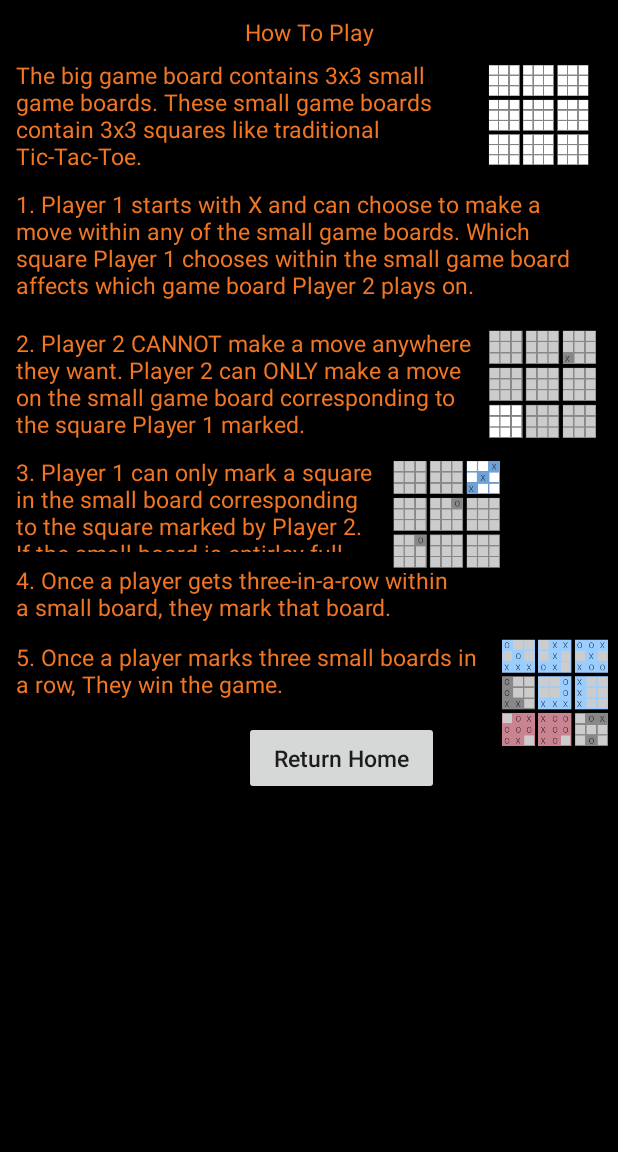
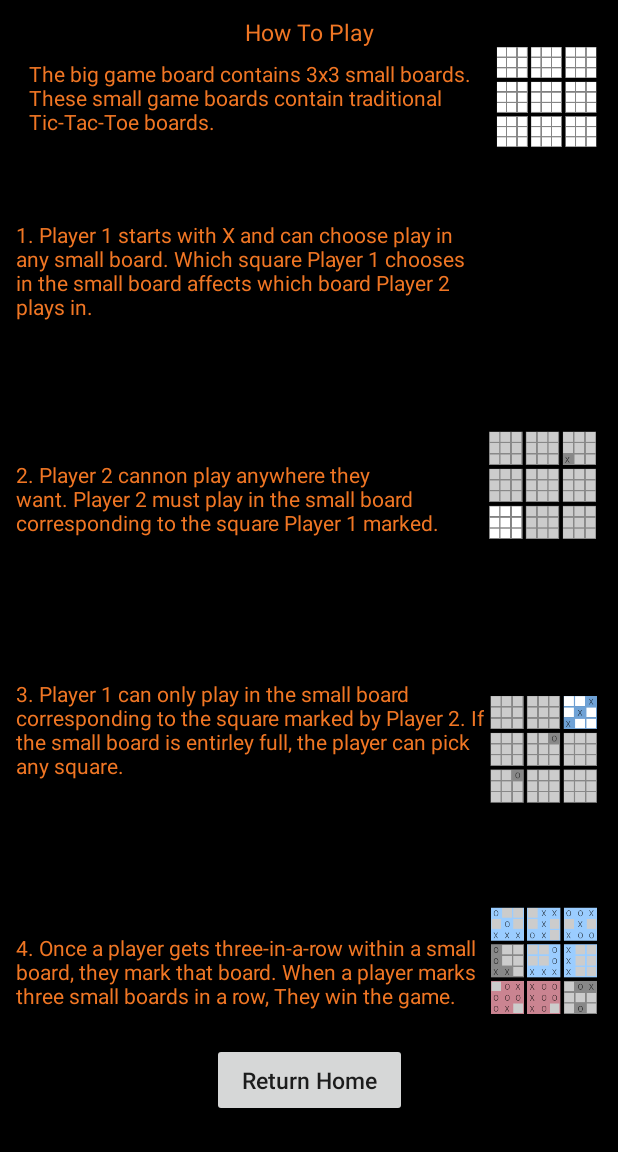
Before and after one commit to djmorel/UltimateTicTacToe, an Android app: the How2PlayActivity screen opened directly, with no data from a screen before it, on a phone screen of 412 x 824 dp, the part 84-1236 px from its top. Run offline under Robolectric (Android 15) with nearby library versions, the phone set to English and light mode, and no system bars; our stand-ins replace sdp/ssp sizes.

Commit message:
Version 3.5

```diff
--- a/app/src/main/res/layout/activity_how2_play.xml
+++ b/app/src/main/res/layout/activity_how2_play.xml
@@ -32,40 +32,37 @@
         android:layout_height="@dimen/_60sdp"
         android:layout_marginStart="@dimen/_8sdp"
         android:layout_marginLeft="@dimen/_8sdp"
-        android:layout_marginTop="8dp"
+        android:layout_marginTop="@dimen/_8sdp"
         android:layout_marginEnd="@dimen/_65sdp"
         android:layout_marginRight="@dimen/_8sdp"
-        android:layout_marginBottom="464dp"
-        android:text="The big game board contains 3x3 small game boards. These small game boards contain 3x3 squares like traditional Tic-Tac-Toe."
+        android:layout_marginBottom="@dimen/_8sdp"
+        android:text="The big game board contains 3x3 small boards. These small game boards contain traditional Tic-Tac-Toe boards."
         android:textColor="@color/colorPrimary"
-        android:textSize="@dimen/_12ssp"
+        app:layout_constraintBottom_toBottomOf="parent"
+        app:layout_constraintEnd_toEndOf="parent"
+        app:layout_constraintStart_toStartOf="parent"
+        app:layout_constraintTop_toTopOf="parent"
+        app:layout_constraintVertical_bias="0.043" />
+
+    <TextView
+        android:id="@+id/infoTextView3"
+        android:layout_width="@dimen/_240sdp"
+        android:layout_height="@dimen/_65sdp"
+        android:layout_below="@+id/infoTextView2"
+        android:layout_marginStart="@dimen/_8sdp"
+        android:layout_marginLeft="@dimen/_8sdp"
+        android:layout_marginTop="@dimen/_8sdp"
+        android:layout_marginEnd="@dimen/_8sdp"
+        android:layout_marginRight="@dimen/_8sdp"
+        android:layout_marginBottom="@dimen/_8sdp"
+        android:text="1. Player 1 starts with X and can choose play in any small board. Which square Player 1 chooses in the small board affects which board Player 2 plays in."
+        android:textColor="@color/colorPrimary"
         app:layout_constraintBottom_toBottomOf="parent"
         app:layout_constraintEnd_toEndOf="parent"
         app:layout_constraintHorizontal_bias="0.0"
         app:layout_constraintStart_toStartOf="parent"
-        app:layout_constraintTop_toBottomOf="@+id/infoTextView1"
-        app:layout_constraintVertical_bias="0.0" />
-
-    <TextView
-        android:id="@+id/infoTextView3"
-        android:layout_width="@dimen/_300sdp"
-        android:layout_height="@dimen/_65sdp"
-        android:layout_below="@+id/infoTextView2"
-        android:layout_marginStart="@dimen/_8sdp"
-        android:layout_marginLeft="@dimen/_8sdp"
-        android:layout_marginTop="8dp"
-        android:layout_marginEnd="@dimen/_8sdp"
-        android:layout_marginRight="@dimen/_8sdp"
-        android:layout_marginBottom="8dp"
-        android:text="1. Player 1 starts with X and can choose to make a move within any of the small game boards. Which square Player 1 chooses within the small game board affects which game board Player 2 plays on."
-        android:textColor="@color/colorPrimary"
-        android:textSize="@dimen/_12ssp"
-        app:layout_constraintBottom_toBottomOf="parent"
-        app:layout_constraintEnd_toEndOf="parent"
-        app:layout_constraintHorizontal_bias="0.0"
-        app:layout_constraintStart_toStartOf="parent"
-        app:layout_constraintTop_toBottomOf="@+id/infoTextView2"
-        app:layout_constraintVertical_bias="0.0" />
+        app:layout_constraintTop_toTopOf="parent"
+        app:layout_constraintVertical_bias="0.205" />
 
     <TextView
         android:id="@+id/infoTextView4"
@@ -74,83 +71,59 @@
         android:layout_below="@+id/infoTextView2"
         android:layout_marginStart="@dimen/_8sdp"
         android:layout_marginLeft="@dimen/_8sdp"
-        android:layout_marginTop="8dp"
+        android:layout_marginTop="@dimen/_8sdp"
         android:layout_marginEnd="@dimen/_8sdp"
         android:layout_marginRight="@dimen/_8sdp"
         android:layout_marginBottom="@dimen/_65sdp"
-        android:text="2. Player 2 CANNOT make a move anywhere they want. Player 2 can ONLY make a move on the small game board corresponding to the square Player 1 marked.
+        android:text="2. Player 2 cannon play anywhere they want. Player 2 must play in the small board corresponding to the square Player 1 marked.
 "
         android:textColor="@color/colorPrimary"
-        android:textSize="@dimen/_12ssp"
         app:layout_constraintBottom_toBottomOf="parent"
         app:layout_constraintEnd_toEndOf="parent"
         app:layout_constraintHorizontal_bias="0.0"
         app:layout_constraintStart_toStartOf="parent"
-        app:layout_constraintTop_toBottomOf="@+id/infoTextView3"
-        app:layout_constraintVertical_bias="0.0" />
+        app:layout_constraintTop_toTopOf="parent"
+        app:layout_constraintVertical_bias="0.498" />
 
     <TextView
         android:id="@+id/infoTextView5"
-        android:layout_width="240dp"
-        android:layout_height="64dp"
+        android:layout_width="@dimen/_240sdp"
+        android:layout_height="@dimen/_60sdp"
         android:layout_below="@+id/infoTextView2"
         android:layout_marginStart="@dimen/_8sdp"
         android:layout_marginLeft="@dimen/_8sdp"
-        android:layout_marginTop="8dp"
+        android:layout_marginTop="@dimen/_8sdp"
         android:layout_marginEnd="@dimen/_8sdp"
         android:layout_marginRight="@dimen/_8sdp"
-        android:layout_marginBottom="112dp"
-        android:text="3. Player 1 can only mark a square in the small board corresponding to the square marked by Player 2. If the small board is entirley full, the player can pick any square. "
+        android:layout_marginBottom="@dimen/_10sdp"
+        android:text="3. Player 1 can only play in the small board corresponding to the square marked by Player 2. If the small board is entirley full, the player can pick any square. "
         android:textColor="@color/colorPrimary"
-        android:textSize="@dimen/_12ssp"
         app:layout_constraintBottom_toBottomOf="parent"
         app:layout_constraintEnd_toEndOf="parent"
         app:layout_constraintHorizontal_bias="0.0"
         app:layout_constraintStart_toStartOf="parent"
-        app:layout_constraintTop_toBottomOf="@+id/infoTextView4"
-        app:layout_constraintVertical_bias="0.0" />
+        app:layout_constraintTop_toTopOf="parent"
+        app:layout_constraintVertical_bias="0.664" />
 
     <TextView
         android:id="@+id/infoTextView6"
-        android:layout_width="297dp"
-        android:layout_height="39dp"
+        android:layout_width="@dimen/_240sdp"
+        android:layout_height="75dp"
         android:layout_below="@+id/infoTextView2"
         android:layout_marginStart="@dimen/_8sdp"
         android:layout_marginLeft="@dimen/_8sdp"
-        android:layout_marginTop="8dp"
-        android:layout_marginEnd="8dp"
-        android:layout_marginRight="8dp"
-        android:layout_marginBottom="76dp"
-        android:text="4. Once a player gets three-in-a-row within a small board, they mark that board."
+        android:layout_marginTop="@dimen/_8sdp"
+        android:layout_marginEnd="@dimen/_8sdp"
+        android:layout_marginRight="@dimen/_8sdp"
+        android:layout_marginBottom="@dimen/_30sdp"
+        android:text="4. Once a player gets three-in-a-row within a small board, they mark that board. When a player marks three small boards in a row, They win the game."
         android:textColor="@color/colorPrimary"
-        android:textSize="@dimen/_12ssp"
         app:layout_constraintBottom_toBottomOf="parent"
         app:layout_constraintEnd_toEndOf="parent"
         app:layout_constraintHorizontal_bias="0.0"
         app:layout_constraintStart_toStartOf="parent"
-        app:layout_constraintTop_toBottomOf="@+id/infoTextView5"
-        app:layout_constraintVertical_bias="0.0" />
-
-    <TextView
-        android:id="@+id/infoTextView7"
-        android:layout_width="@dimen/_240sdp"
-        android:layout_height="@dimen/_35sdp"
-        android:layout_below="@+id/infoTextView2"
-        android:layout_marginStart="@dimen/_8sdp"
-        android:layout_marginLeft="@dimen/_8sdp"
-        android:layout_marginTop="12dp"
-        android:layout_marginEnd="@dimen/_8sdp"
-        android:layout_marginRight="@dimen/_8sdp"
-        android:layout_marginBottom="8dp"
-        android:text="5. Once a player marks three small boards in a row, They win the game."
-        android:textColor="@color/colorPrimary"
-        android:textSize="@dimen/_12ssp"
-        app:layout_constraintBottom_toBottomOf="parent"
-        app:layout_constraintEnd_toEndOf="parent"
-        app:layout_constraintHorizontal_bias="0.0"
-        app:layout_constraintStart_toStartOf="parent"
-        app:layout_constraintTop_toBottomOf="@+id/infoTextView6"
-        app:layout_constraintVertical_bias="0.0" />
+        app:layout_constraintTop_toTopOf="parent"
+        app:layout_constraintVertical_bias="0.951" />
 
     <Button
         android:id="@+id/homeh2pButton"
@@ -158,7 +131,7 @@
         android:layout_height="@dimen/_38sdp"
         android:layout_marginStart="@dimen/_8sdp"
         android:layout_marginLeft="@dimen/_8sdp"
-        android:layout_marginTop="8dp"
+        android:layout_marginTop="@dimen/_8sdp"
         android:layout_marginEnd="@dimen/_8sdp"
         android:layout_marginRight="@dimen/_8sdp"
         android:layout_marginBottom="@dimen/_8sdp"
@@ -167,10 +140,9 @@
         android:textSize="@dimen/_12ssp"
         app:layout_constraintBottom_toBottomOf="parent"
         app:layout_constraintEnd_toEndOf="parent"
-        app:layout_constraintHorizontal_bias="0.583"
         app:layout_constraintStart_toStartOf="parent"
-        app:layout_constraintTop_toBottomOf="@+id/infoTextView7"
-        app:layout_constraintVertical_bias="0.0" />
+        app:layout_constraintTop_toTopOf="parent"
+        app:layout_constraintVertical_bias="0.982" />
 
     <ImageView
         android:id="@+id/imageView3"
@@ -178,68 +150,70 @@
         android:layout_height="@dimen/_60sdp"
         android:layout_marginStart="8dp"
         android:layout_marginLeft="8dp"
-        android:layout_marginTop="8dp"
+        android:layout_marginTop="@dimen/_21sdp"
         android:layout_marginEnd="8dp"
         android:layout_marginRight="8dp"
         android:layout_marginBottom="8dp"
-        app:layout_constraintBottom_toTopOf="@+id/infoTextView3"
+        app:layout_constraintBottom_toBottomOf="parent"
         app:layout_constraintEnd_toEndOf="parent"
-        app:layout_constraintHorizontal_bias="0.333"
-        app:layout_constraintStart_toEndOf="@+id/infoTextView2"
-        app:layout_constraintTop_toBottomOf="@+id/infoTextView1"
-        app:layout_constraintVertical_bias="1.0"
+        app:layout_constraintHorizontal_bias="1.0"
+        app:layout_constraintStart_toStartOf="parent"
+        app:layout_constraintTop_toTopOf="parent"
+        app:layout_constraintVertical_bias="0.0"
         app:srcCompat="@drawable/ttt1" />
 
     <ImageView
         android:id="@+id/imageView4"
         android:layout_width="@dimen/_60sdp"
         android:layout_height="@dimen/_60sdp"
-        android:layout_marginStart="8dp"
-        android:layout_marginLeft="8dp"
-        android:layout_marginTop="8dp"
+        android:layout_marginStart="@dimen/_16sdp"
+        android:layout_marginLeft="@dimen/_16sdp"
+        android:layout_marginTop="@dimen/_32sdp"
         android:layout_marginEnd="@dimen/_8sdp"
         android:layout_marginRight="@dimen/_8sdp"
         android:layout_marginBottom="@dimen/_8sdp"
         app:layout_constraintBottom_toBottomOf="parent"
         app:layout_constraintEnd_toEndOf="parent"
         app:layout_constraintHorizontal_bias="1.0"
-        app:layout_constraintStart_toEndOf="@+id/infoTextView4"
-        app:layout_constraintTop_toBottomOf="@+id/infoTextView3"
-        app:layout_constraintVertical_bias="0.0"
+        app:layout_constraintStart_toStartOf="parent"
+        app:layout_constraintTop_toTopOf="parent"
+        app:layout_constraintVertical_bias="0.382"
         app:srcCompat="@drawable/ttt2" />
 
     <ImageView
         android:id="@+id/imageView5"
         android:layout_width="@dimen/_60sdp"
         android:layout_height="@dimen/_60sdp"
-        android:layout_marginStart="8dp"
-        android:layout_marginLeft="8dp"
-        android:layout_marginTop="8dp"
-        android:layout_marginBottom="8dp"
+        android:layout_marginStart="@dimen/_8sdp"
+        android:layout_marginLeft="@dimen/_8sdp"
+        android:layout_marginTop="@dimen/_8sdp"
+        android:layout_marginEnd="@dimen/_8sdp"
+        android:layout_marginRight="@dimen/_8sdp"
+        android:layout_marginBottom="@dimen/_8sdp"
         app:layout_constraintBottom_toBottomOf="parent"
         app:layout_constraintEnd_toEndOf="parent"
-        app:layout_constraintHorizontal_bias="0.0"
-        app:layout_constraintStart_toEndOf="@+id/infoTextView5"
-        app:layout_constraintTop_toBottomOf="@+id/infoTextView4"
-        app:layout_constraintVertical_bias="0.0"
+        app:layout_constraintHorizontal_bias="1.0"
+        app:layout_constraintStart_toStartOf="parent"
+        app:layout_constraintTop_toTopOf="parent"
+        app:layout_constraintVertical_bias="0.673"
         app:srcCompat="@drawable/ttt3" />
 
     <ImageView
         android:id="@+id/imageView6"
         android:layout_width="@dimen/_60sdp"
         android:layout_height="@dimen/_60sdp"
-        android:layout_marginStart="8dp"
-        android:layout_marginLeft="8dp"
-        android:layout_marginTop="8dp"
+        android:layout_marginStart="@dimen/_8sdp"
+        android:layout_marginLeft="@dimen/_8sdp"
+        android:layout_marginTop="@dimen/_8sdp"
         android:layout_marginEnd="@dimen/_8sdp"
         android:layout_marginRight="@dimen/_8sdp"
         android:layout_marginBottom="@dimen/_8sdp"
         app:layout_constraintBottom_toBottomOf="parent"
         app:layout_constraintEnd_toEndOf="parent"
-        app:layout_constraintHorizontal_bias="0.0"
-        app:layout_constraintStart_toEndOf="@+id/infoTextView7"
-        app:layout_constraintTop_toBottomOf="@+id/infoTextView6"
-        app:layout_constraintVertical_bias="0.0"
+        app:layout_constraintHorizontal_bias="1.0"
+        app:layout_constraintStart_toStartOf="parent"
+        app:layout_constraintTop_toTopOf="parent"
+        app:layout_constraintVertical_bias="0.884"
         app:srcCompat="@drawable/ttt4" />
 
 </android.support.constraint.ConstraintLayout>
```
